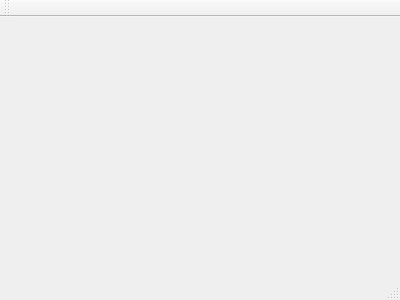
The window that mainwindow.ui (julinserg/npmpgm) describes before a commit, drawn with Qt 5.
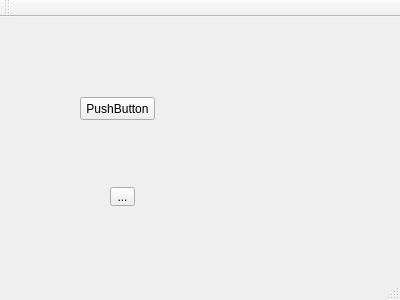
The same window after the commit.

Patch:
```diff
--- a/mainwindow.ui
+++ b/mainwindow.ui
@@ -12,13 +12,55 @@
   <property name="windowTitle" >
    <string>MainWindow</string>
   </property>
-  <widget class="QMenuBar" name="menuBar" />
-  <widget class="QToolBar" name="mainToolBar" />
-  <widget class="QWidget" name="centralWidget" />
-  <widget class="QStatusBar" name="statusBar" />
+  <widget class="QWidget" name="centralWidget">
+   <widget class="QPushButton" name="pushButton">
+    <property name="geometry">
+     <rect>
+      <x>80</x>
+      <y>80</y>
+      <width>75</width>
+      <height>23</height>
+     </rect>
+    </property>
+    <property name="text">
+     <string>PushButton</string>
+    </property>
+   </widget>
+   <widget class="QToolButton" name="toolButton">
+    <property name="geometry">
+     <rect>
+      <x>110</x>
+      <y>170</y>
+      <width>25</width>
+      <height>19</height>
+     </rect>
+    </property>
+    <property name="text">
+     <string>...</string>
+    </property>
+   </widget>
+  </widget>
+  <widget class="QMenuBar" name="menuBar">
+   <property name="geometry">
+    <rect>
+     <x>0</x>
+     <y>0</y>
+     <width>400</width>
+     <height>21</height>
+    </rect>
+   </property>
+  </widget>
+  <widget class="QToolBar" name="mainToolBar">
+   <attribute name="toolBarArea">
+    <enum>TopToolBarArea</enum>
+   </attribute>
+   <attribute name="toolBarBreak">
+    <bool>false</bool>
+   </attribute>
+  </widget>
+  <widget class="QStatusBar" name="statusBar"/>
  </widget>
- <layoutDefault spacing="6" margin="11" />
- <pixmapfunction></pixmapfunction>
+ <layoutdefault spacing="6" margin="11"/>
  <resources/>
  <connections/>
 </ui>
```
Left out of the diff: 7 changed lines with no effect on the pictures.
